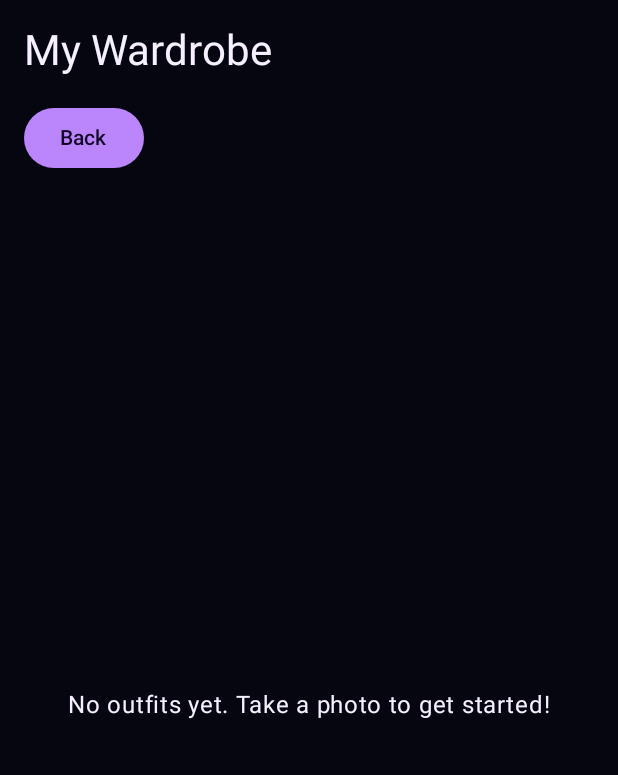
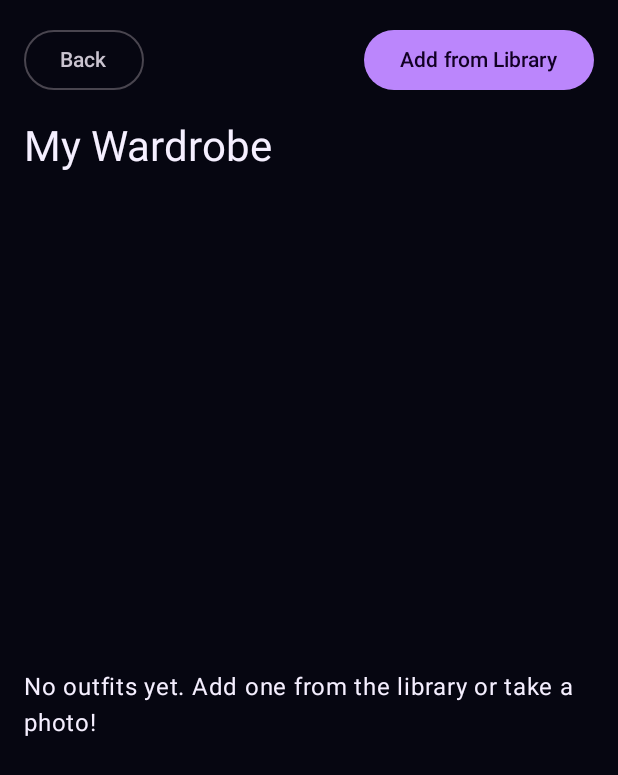
Before and after one commit to WillDvorak/MemoriaAndroid, an Android app built with Jetpack Compose: the WardrobeScreen screen opened through its navigation route, on a phone screen of 412 x 824 dp. Shown: the top 775 px of the screen. Run offline under Robolectric (Android 15) with nearby library versions, the phone set to English and light mode, and no system bars; our stand-ins replace Firebase (no records; nobody signed in at launch, a user with empty details on screens opened directly).

```diff
--- a/app/src/main/java/com/cs407/memoria/ui/Wardrobescreen.kt
+++ b/app/src/main/java/com/cs407/memoria/ui/Wardrobescreen.kt
@@ -22,25 +22,37 @@ fun WardrobeScreen(
     outfits: List<Outfit>,
     isLoading: Boolean,
     onOutfitClick: (Outfit) -> Unit,
-    onBackClick: () -> Unit
+    onBackClick: () -> Unit,
+    onAddFromGallery: () -> Unit    // 👈 NEW
 ) {
     Column(
         modifier = Modifier
             .fillMaxSize()
             .padding(16.dp)
     ) {
+
+        // Top row: Add-from-library on the left, Back on the right
+        Row(
+            modifier = Modifier
+                .fillMaxWidth()
+                .padding(bottom = 16.dp),
+            horizontalArrangement = Arrangement.SpaceBetween,
+            verticalAlignment = Alignment.CenterVertically
+        ) {
+            OutlinedButton(onClick = onBackClick) {
+                Text("Back")
+            }
+            Button(onClick = onAddFromGallery) {
+                Text("Add from Library")
+            }
+
+        }
+
         Text(
             text = "My Wardrobe",
             style = MaterialTheme.typography.headlineMedium,
             modifier = Modifier.padding(bottom = 16.dp)
         )
-
-        Button(
-            onClick = onBackClick,
-            modifier = Modifier.padding(bottom = 16.dp)
-        ) {
-            Text("Back")
-        }
 
         when {
             isLoading -> {
@@ -56,7 +68,7 @@ fun WardrobeScreen(
                     modifier = Modifier.fillMaxSize(),
                     contentAlignment = Alignment.Center
                 ) {
-                    Text("No outfits yet. Take a photo to get started!")
+                    Text("No outfits yet. Add one from the library or take a photo!")
                 }
             }
             else -> {
@@ -76,6 +88,7 @@ fun WardrobeScreen(
         }
     }
 }
+
 
 @Composable
 fun OutfitCard(
```
